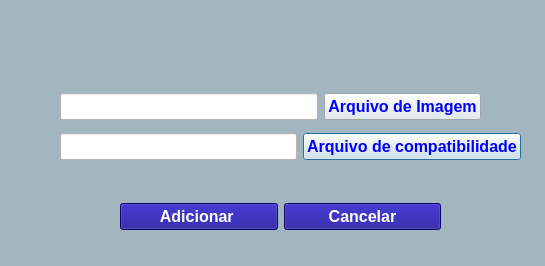
TCC-PES-2022/ARIEL, file dialog_selectimage_file.ui: the form before one commit.
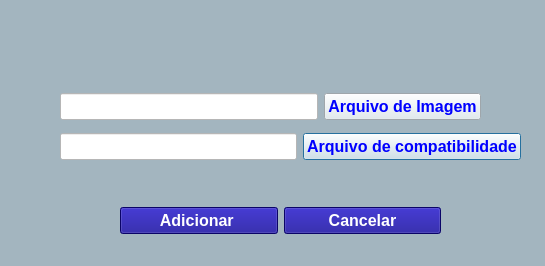
The form after the commit. Icons and pictures are not drawn.

Commit message: Fix disabled button style

Patch:
```diff
--- a/dialog_selectimage_file.ui
+++ b/dialog_selectimage_file.ui
@@ -64,16 +64,26 @@
      <x>120</x>
      <y>200</y>
      <width>321</width>
-     <height>34</height>
+     <height>42</height>
     </rect>
    </property>
    <layout class="QHBoxLayout" name="horizontalLayout_3">
     <item>
      <widget class="QPushButton" name="btn_add">
+      <property name="enabled">
+       <bool>true</bool>
+      </property>
       <property name="styleSheet">
-       <string notr="true">background-color: rgb(16,6,144);
-color: rgb(255, 255, 255);
-font: 700 10pt &quot;Segoe UI&quot;;</string>
+       <string notr="true">QPushButton:enabled{
+	background-color: rgb(16,6,144);
+	color: rgb(255, 255, 255);
+	font: 700 10pt &quot;Segoe UI&quot;;
+}
+QPushButton:disabled{
+	background-color: rgb(127,127,127);
+	color: rgb(255, 255, 255);
+	font: 700 10pt &quot;Segoe UI&quot;;
+}</string>
       </property>
       <property name="text">
        <string>Adicionar </string>
```
The commit also changes 2 other files.
